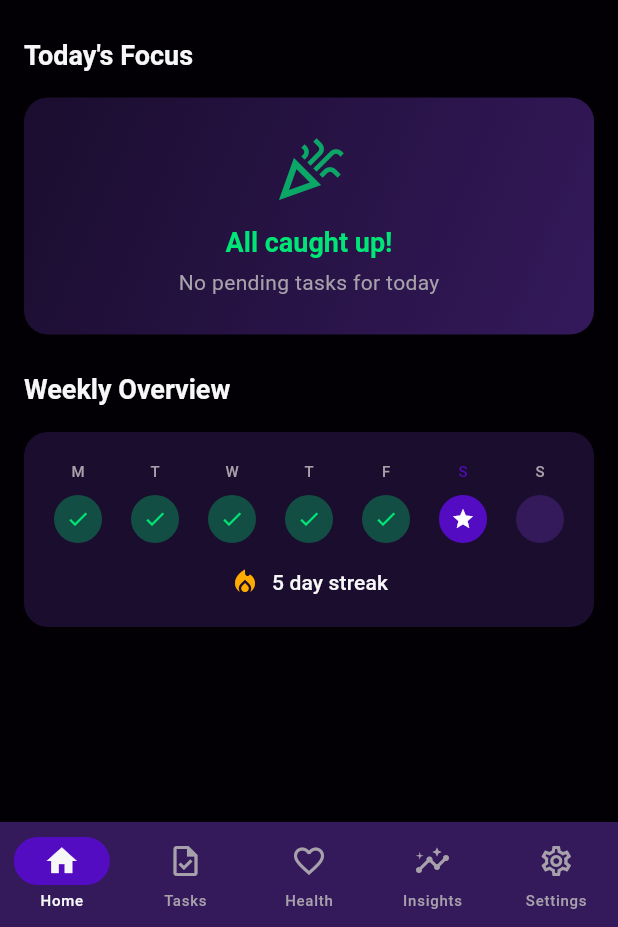
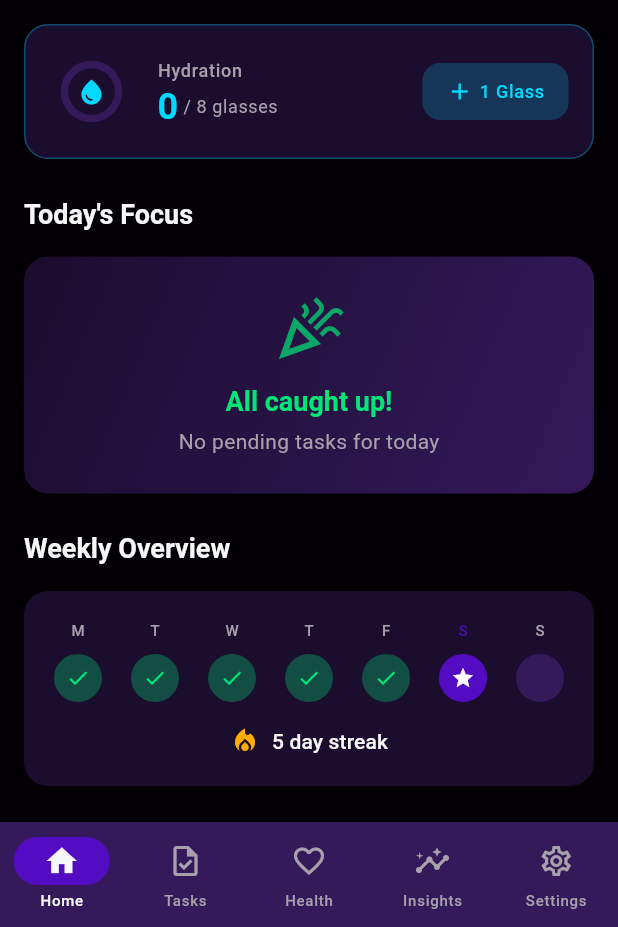
Before and after one commit to nikk-0712/routine, a Flutter app: the screen it shows after launch, on a phone screen of 412 x 824 dp, the part 309-1236 px from its top. Run offline on Flutter 3.47's test engine with Material 3 defaults, Android fonts, the phone set to English and light mode, and no system bars; our stand-ins replace drift, flutter_riverpod, go_router; accounts and stored records are empty; generated files the repository leaves out were written again.

Commit message:
Add hydration widget to Home dashboard with quick add button

```diff
--- a/lib/features/home/home_screen.dart
+++ b/lib/features/home/home_screen.dart
@@ -4,6 +4,7 @@ import 'package:flutter_riverpod/flutter_riverpod.dart';
 import '../../core/database/tables/tasks_table.dart';
 import '../../core/theme/app_colors.dart';
 import '../../core/theme/app_typography.dart';
+import '../health/data/hydration_repository.dart';
 import '../tasks/data/tasks_repository.dart';
 
 /// Home dashboard screen - main entry point of the app
@@ -13,6 +14,7 @@ class HomeScreen extends ConsumerWidget {
   @override
   Widget build(BuildContext context, WidgetRef ref) {
     final tasksAsync = ref.watch(allTasksProvider);
+    final waterMlAsync = ref.watch(todaysWaterIntakeProvider);
 
     return Scaffold(
       body: SafeArea(
@@ -31,9 +33,13 @@ class HomeScreen extends ConsumerWidget {
                 loading: () => _buildStatsRowLoading(),
                 error: (_, __) => _buildStatsRowError(),
               ),
+              const SizedBox(height: 16),
+
+              // Hydration Card
+              _buildHydrationCard(context, ref, waterMlAsync),
               const SizedBox(height: 24),
 
-              // Today's Progress
+              // Today's Focus
               Text(
                 "Today's Focus",
                 style: AppTypography.headlineSmall.copyWith(
@@ -224,6 +230,123 @@ class HomeScreen extends ConsumerWidget {
         ),
       ),
     );
+  }
+
+  Widget _buildHydrationCard(
+    BuildContext context,
+    WidgetRef ref,
+    AsyncValue<int> waterMlAsync,
+  ) {
+    final ml = waterMlAsync.whenOrNull(data: (ml) => ml) ?? 0;
+    final glasses = (ml / glassSize).floor();
+    final goalGlasses = defaultDailyWaterGoalMl ~/ glassSize;
+    final progress = (ml / defaultDailyWaterGoalMl).clamp(0.0, 1.0);
+    final isComplete = ml >= defaultDailyWaterGoalMl;
+
+    return Container(
+      padding: const EdgeInsets.all(16),
+      decoration: BoxDecoration(
+        color: AppColors.surfaceVariant,
+        borderRadius: BorderRadius.circular(16),
+        border: Border.all(
+          color: AppColors.secondary.withValues(alpha: 0.3),
+          width: 1,
+        ),
+      ),
+      child: Row(
+        children: [
+          // Mini progress ring
+          SizedBox(
+            width: 56,
+            height: 56,
+            child: Stack(
+              alignment: Alignment.center,
+              children: [
+                CircularProgressIndicator(
+                  value: progress,
+                  strokeWidth: 5,
+                  backgroundColor: AppColors.surface,
+                  color: isComplete ? AppColors.success : AppColors.secondary,
+                  strokeCap: StrokeCap.round,
+                ),
+                Icon(
+                  isComplete ? Icons.check : Icons.water_drop,
+                  color: isComplete ? AppColors.success : AppColors.secondary,
+                  size: 20,
+                ),
+              ],
+            ),
+          ),
+          const SizedBox(width: 16),
+
+          // Text info
+          Expanded(
+            child: Column(
+              crossAxisAlignment: CrossAxisAlignment.start,
+              children: [
+                Text(
+                  'Hydration',
+                  style: AppTypography.labelMedium.copyWith(
+                    color: AppColors.textSecondary,
+                  ),
+                ),
+                const SizedBox(height: 4),
+                Row(
+                  children: [
+                    Text(
+                      '$glasses',
+                      style: AppTypography.metricSmall.copyWith(
+                        color: AppColors.secondary,
+                      ),
+                    ),
+                    Text(
+                      ' / $goalGlasses glasses',
+                      style: AppTypography.bodySmall.copyWith(
+                        color: AppColors.textSecondary,
+                      ),
+                    ),
+                  ],
+                ),
+              ],
+            ),
+          ),
+
+          // Quick add button
+          Material(
+            color: AppColors.secondary.withValues(alpha: 0.2),
+            borderRadius: BorderRadius.circular(12),
+            child: InkWell(
+              onTap: () => _logWater(ref),
+              borderRadius: BorderRadius.circular(12),
+              child: Container(
+                padding: const EdgeInsets.symmetric(horizontal: 16, vertical: 10),
+                child: Row(
+                  children: [
+                    const Icon(
+                      Icons.add,
+                      color: AppColors.secondary,
+                      size: 18,
+                    ),
+                    const SizedBox(width: 4),
+                    Text(
+                      '1 Glass',
+                      style: AppTypography.labelMedium.copyWith(
+                        color: AppColors.secondary,
+                      ),
+                    ),
+                  ],
+                ),
+              ),
+            ),
+          ),
+        ],
+      ),
+    );
+  }
+
+  Future<void> _logWater(WidgetRef ref) async {
+    final repository = ref.read(hydrationRepositoryProvider);
+    await repository.logGlass();
   }
 
   Widget _buildTodaysTasks(List<dynamic> allTasks) {
```
